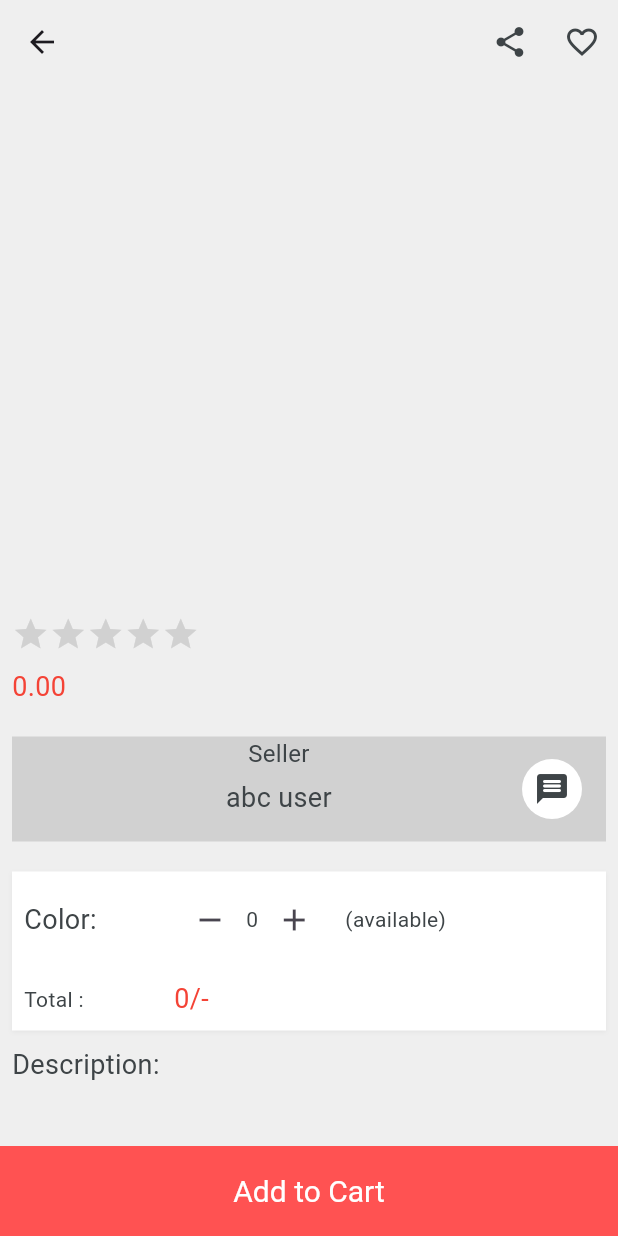
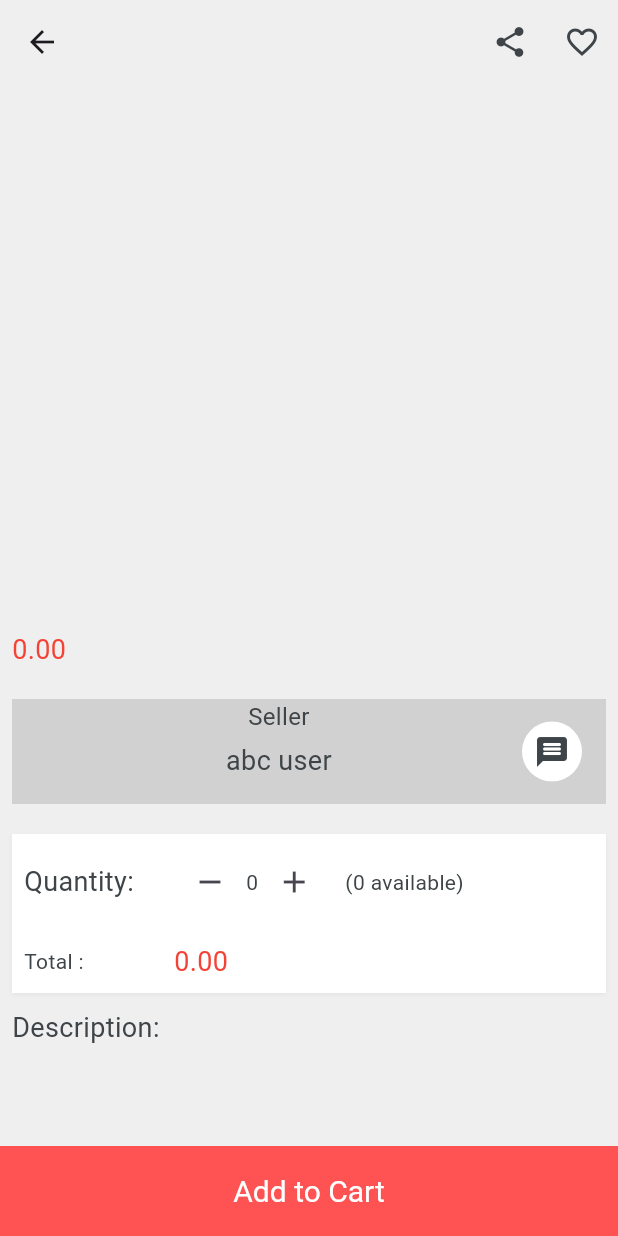
Before and after one commit to TurjoyBasakArko/AustMart, a Flutter app: the ItemDetails screen opened directly with empty values, after a tap on the "remove" icon, on a phone screen of 412 x 824 dp. Run offline on Flutter 3.47's test engine with Material 3 defaults, Android fonts, the phone set to English and light mode, and no system bars; drawn by our look-alikes of velocity_x; our stand-ins replace cloud_firestore, firebase_auth, firebase_core, firebase_storage, get, image_picker; accounts and stored records are empty; Roboto replaces fonts that are missing (sans_bold, sans_regular, sans_semibold).

Commit message:
latest commit(5)

```diff
--- a/lib/catagory_screen/item_details.dart
+++ b/lib/catagory_screen/item_details.dart
@@ -92,16 +92,7 @@ class ItemDetails extends StatelessWidget {
                       10.heightBox,
                       title!.text.color(darkFontGrey).size(18).fontFamily(bold).make(),
                       10.heightBox,
-                      VxRating(
-                        isSelectable: false,
-                        value: double.parse(data['p_rating']), // Uncomment this line
-                        onRatingUpdate: (value) {},
-                        normalColor: textfieldGrey,
-                        selectionColor: golden,
-                        count: 5,
-                        maxRating: 5,
-                        size: 25,
-                      ),
+
                       10.heightBox,
                       "${data['p_price']}".numCurrency.text.fontFamily(semibold).size(18).color(Colors.red).make(),
                       20.heightBox,
@@ -133,16 +124,23 @@ class ItemDetails extends StatelessWidget {
                             children: [
                               SizedBox(
                                 width: 100,
-                                child: "Color: ".text.size(18).color(darkFontGrey).make(),
+                                child: "Quantity: ".text.size(18).color(darkFontGrey).make(),
                               ),
                               Obx(()=>
                                   Row(
                                     children: [
-                                      IconButton(onPressed: () {}, icon: Icon(Icons.remove),),
+                                      IconButton(onPressed: () {
+                                        controller.decreaseQuantity();
+                                        controller.calculateTotalPrice(int.parse(data['p_price']));
+                                      }, icon: Icon(Icons.remove),),
                                       controller.quantity.value.text.color(darkFontGrey).fontFamily(bold).make(),
-                                      IconButton(onPressed: () {}, icon: Icon(Icons.add)),
+
+                                      IconButton(onPressed: () {
+                                        controller.increaseQuantity(int.parse(data['p_quantity']));
+                                        controller.calculateTotalPrice(int.parse(data['p_price']));
+                                      }, icon: Icon(Icons.add)),
                                       10.widthBox,
-                                      "(available)".text.color(darkFontGrey).fontFamily(semibold).make(),
+                                      "(${data['p_quantity']} available)".text.color(darkFontGrey).fontFamily(semibold).make(),
                                     ],
                                   ),
                               ),
@@ -154,13 +152,13 @@ class ItemDetails extends StatelessWidget {
                                 width: 100,
                                 child: "Total :".text.color(darkFontGrey).fontFamily(semibold).make(),
                               ),
-                              "0/-".text.color(Colors.red).fontFamily(bold).size(18).make(),
+                              "${controller.totalPrice.value}".numCurrency.text.color(Colors.red).fontFamily(bold).size(18).make(),
                             ],
                           ).box.padding(EdgeInsets.all(8)).make(),
                         ],
                       ).box.white.shadowSm.make(),
                       10.heightBox,
-                      "Description: ".text.color(darkFontGrey).size(18).make(),
+                      "Description: ${data['p_desc']}".text.color(darkFontGrey).size(18).make(),
                     ],
                   ),
                 ),
--- a/lib/home_controller/product_controller.dart
+++ b/lib/home_controller/product_controller.dart
@@ -67,7 +67,21 @@ class ProductController extends GetxController {
       isFav(false);
     }
   }
-
+  calculateTotalPrice(price){
+    totalPrice.value = price * quantity.value;
+  }
+  increaseQuantity(totalQuantity)
+  {
+    if(quantity.value<totalQuantity){
+      quantity.value++;
+    }
+  }
+  decreaseQuantity()
+  {
+    if(quantity.value>0){
+      quantity.value--;
+    }
+  }
   addtoWishList(docId) async {
     await firestore.collection(productsCollection).doc(docId).set({
       'p_wishlist': FieldValue.arrayUnion([currentUser!.uid])
```
